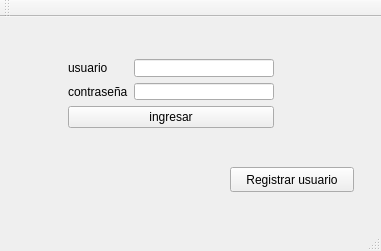
Above: PA/usuario.ui from keisy43/superproyecto_alse before the change. Below: the same form after it.
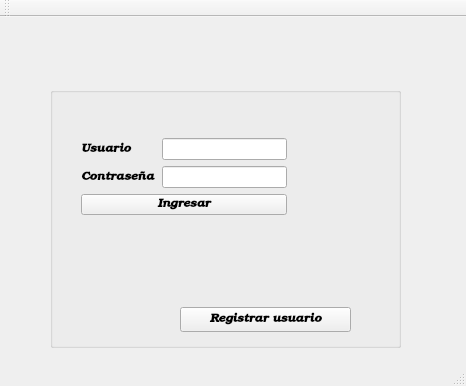
That is the form after the change.

Diff of the .ui file:
```diff
--- a/PA/usuario.ui
+++ b/PA/usuario.ui
@@ -6,34 +6,41 @@
    <rect>
     <x>0</x>
     <y>0</y>
-    <width>381</width>
-    <height>251</height>
+    <width>466</width>
+    <height>386</height>
    </rect>
   </property>
+  <property name="font">
+   <font>
+    <family>URW Bookman L</family>
+    <weight>75</weight>
+    <italic>true</italic>
+    <bold>true</bold>
+   </font>
+  </property>
   <property name="windowTitle">
    <string>usuario</string>
   </property>
   <widget class="QWidget" name="centralWidget">
-   <widget class="QPushButton" name="Ru">
+   <widget class="QGroupBox" name="groupBox">
     <property name="geometry">
      <rect>
-      <x>230</x>
-      <y>150</y>
-      <width>124</width>
-      <height>25</height>
+      <x>50</x>
+      <y>70</y>
+      <width>351</width>
+      <height>261</height>
      </rect>
     </property>
-    <property name="text">
-     <string>Registrar usuario</string>
+    <property name="title">
+     <string/>
     </property>
-   </widget>
-   <widget class="QWidget" name="">
+    <widget class="QWidget" name="layoutWidget">
     <property name="geometry">
      <rect>
-      <x>57</x>
-      <y>31</y>
+       <x>20</x>
+       <y>40</y>
       <width>228</width>
-      <height>91</height>
+       <height>100</height>
      </rect>
     </property>
     <layout class="QVBoxLayout" name="verticalLayout">
@@ -42,7 +49,7 @@
        <item row="0" column="0">
         <widget class="QLabel" name="label">
          <property name="text">
-          <string>usuario</string>
+           <string>Usuario</string>
          </property>
         </widget>
        </item>
@@ -52,7 +59,7 @@
        <item row="1" column="0">
         <widget class="QLabel" name="label_2">
          <property name="text">
-          <string>contraseña</string>
+           <string>Contraseña</string>
          </property>
         </widget>
        </item>
@@ -68,11 +75,25 @@
      <item>
       <widget class="QPushButton" name="ingresar">
        <property name="text">
-        <string>ingresar</string>
+         <string>Ingresar</string>
        </property>
       </widget>
      </item>
     </layout>
+    </widget>
+    <widget class="QPushButton" name="Ru">
+     <property name="geometry">
+      <rect>
+       <x>130</x>
+       <y>220</y>
+       <width>171</width>
+       <height>25</height>
+      </rect>
+     </property>
+     <property name="text">
+      <string>Registrar usuario</string>
+     </property>
+    </widget>
    </widget>
   </widget>
   <widget class="QMenuBar" name="menuBar">
```
Left out of the diff: 4 changed lines with no effect on the pictures. Lines whose indentation alone changed are shown as unchanged.
